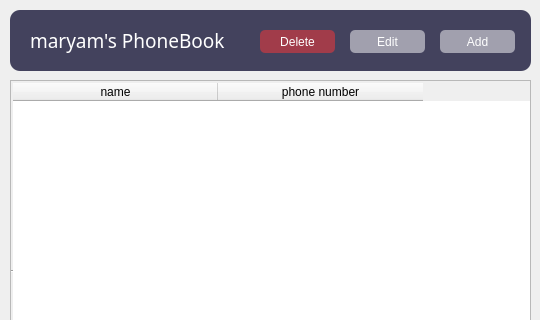
First picture: the form in form.ui, repository MaryamBoneh/Phonebook, before the edit; both pictures show x 0 to 540 and y 0 to 320 of the 540 by 470 pixel window.
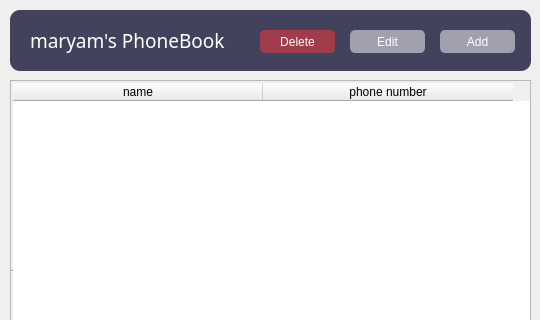
Second picture: the form after the edit.

```diff
--- a/form.ui
+++ b/form.ui
@@ -74,7 +74,7 @@
       <number>150</number>
      </attribute>
      <attribute name="horizontalHeaderDefaultSectionSize">
-      <number>205</number>
+      <number>250</number>
      </attribute>
      <attribute name="verticalHeaderMinimumSectionSize">
       <number>30</number>
```
